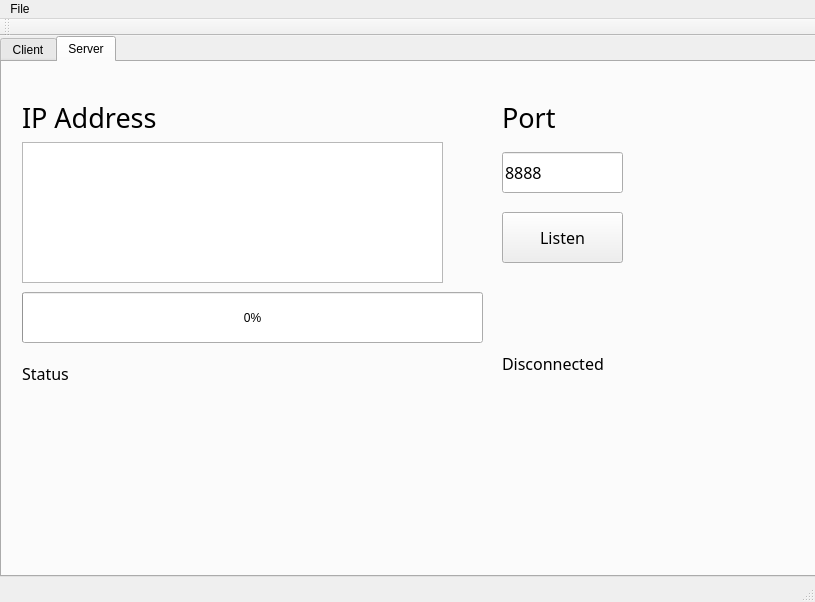
The window that mainwindow.ui (AndersonPeng/TCPSocket) describes before a commit, drawn with Qt 5.
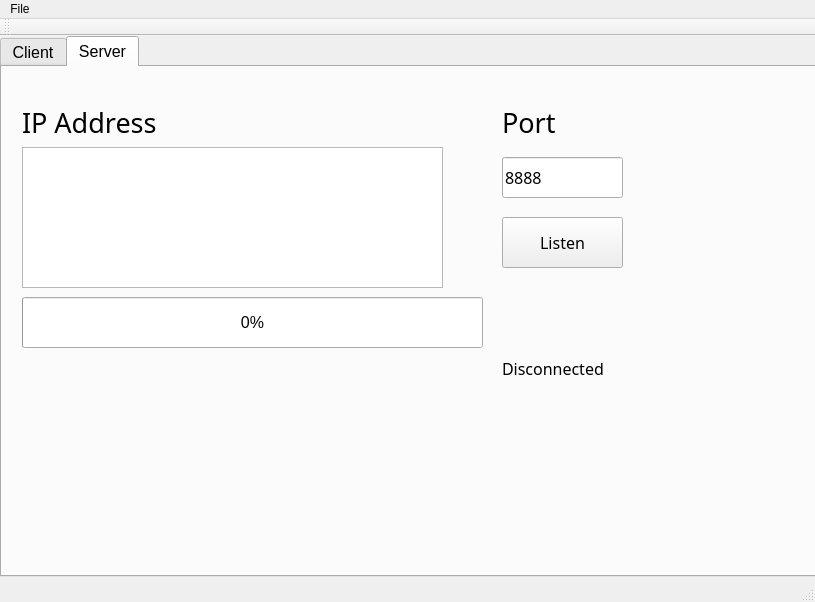
The same window after the commit. The open tabs and pages were chosen to show the change.

What changed in the file:
```diff
--- a/mainwindow.ui
+++ b/mainwindow.ui
@@ -23,6 +23,12 @@
       <height>541</height>
      </rect>
     </property>
+    <property name="font">
+     <font>
+      <family>Arial</family>
+      <pointsize>12</pointsize>
+     </font>
+    </property>
     <property name="currentIndex">
      <number>0</number>
     </property>
@@ -235,7 +241,7 @@
        </font>
       </property>
       <property name="text">
-       <string>Status</string>
+       <string/>
       </property>
       <property name="alignment">
        <set>Qt::AlignLeading|Qt::AlignLeft|Qt::AlignTop</set>
```
Left out of the diff: 40 changed lines with no effect on the pictures.
